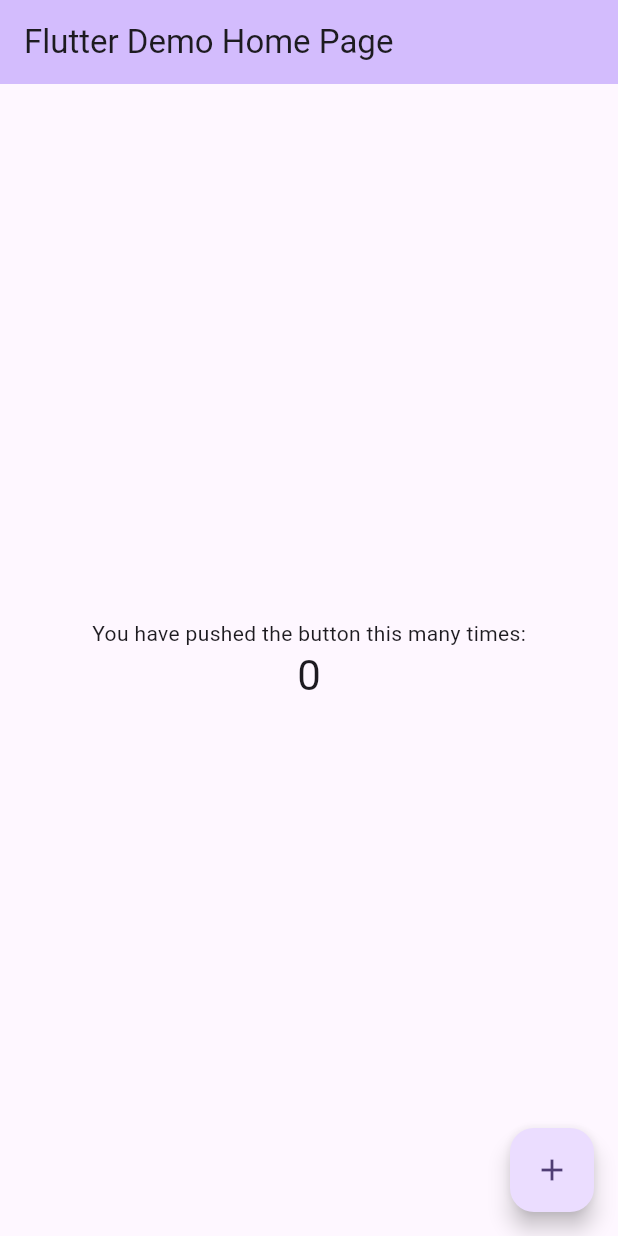
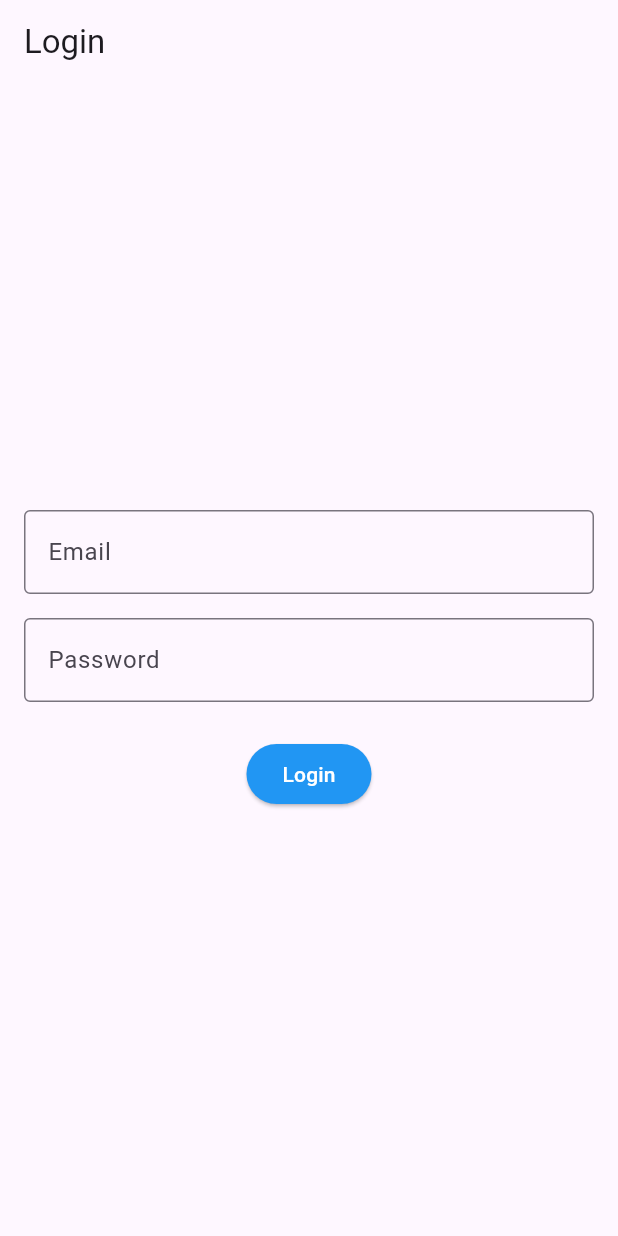
Before and after one commit to Yunielpturruellas89/gymnow, a Flutter app: the screen it shows after launch, on a phone screen of 412 x 824 dp. Run offline on Flutter 3.47's test engine with Material 3 defaults, Android fonts, the phone set to English and light mode, and no system bars; our stand-ins replace flutter_secure_storage; accounts and stored records are empty.

Commit message:
feat: Login screen

```diff
--- /dev/null
+++ b/lib/core/models/user.dart
@@ -0,0 +1,21 @@
+class User {
+  final String id;
+  final String email;
+  final String name;
+  final String token;
+
+  User(
+      {required this.id,
+      required this.email,
+      required this.name,
+      required this.token});
+
+  factory User.fromJson(Map<String, dynamic> json) {
+    return User(
+      id: json['id'].toString(),
+      email: json['email'],
+      name: json['name'],
+      token: json['token'],
+    );
+  }
+}
--- /dev/null
+++ b/lib/core/services/api_service.dart
@@ -0,0 +1,52 @@
+import 'dart:convert';
+import 'package:http/http.dart' as http;
+import 'package:gymnow/core/models/user.dart';
+import 'package:gymnow/core/services/secure_storage_service.dart';
+import 'package:gymnow/core/utils/app_constants.dart';
+
+class ApiService {
+  final SecureStorageService _secureStorageService = SecureStorageService();
+  static final ApiService _instance = ApiService._internal();
+
+  factory ApiService() {
+    return _instance;
+  }
+
+  ApiService._internal();
+
+  Future<dynamic> login(String email, String password) async {
+    final response = await http.post(
+      Uri.parse('${AppConstants.apiUrl}/login'), // Ensure apiUrl is defined
+      headers: {'Content-Type': 'application/json'},
+      body: jsonEncode({'email': email, 'password': password}),
+    );
+
+    if (response.statusCode == 200) {
+      return jsonDecode(response.body);
+    } else {
+      throw Exception('Failed to login: ${response.statusCode}');
+    }
+  }
+
+  Future<User> getUserInfo() async {
+    final token = await _secureStorageService.getToken();
+    if (token == null) {
+      throw Exception('No token found');
+    }
+
+    final response = await http.get(
+      Uri.parse('${AppConstants.apiUrl}/user'), // Endpoint to get user info
+      headers: {
+        'Authorization': 'Bearer $token',
+        'Content-Type': 'application/json'
+      },
+    );
+
+    if (response.statusCode == 200) {
+      final Map<String, dynamic> jsonResponse = jsonDecode(response.body);
+      return User.fromJson(jsonResponse);
+    } else {
+      throw Exception('Failed to get user info: ${response.statusCode}');
+    }
+  }
+}
--- /dev/null
+++ b/lib/core/services/secure_storage_service.dart
@@ -0,0 +1,17 @@
+import 'package:flutter_secure_storage/flutter_secure_storage.dart';
+
+class SecureStorageService {
+  final _storage = const FlutterSecureStorage();
+
+  Future<void> setToken(String token) async {
+    await _storage.write(key: 'auth_token', value: token);
+  }
+
+  Future<String?> getToken() async {
+    return await _storage.read(key: 'auth_token');
+  }
+
+  Future<void> deleteToken() async {
+    await _storage.delete(key: 'auth_token');
+  }
+}
--- /dev/null
+++ b/lib/core/utils/app_constants.dart
@@ -0,0 +1,4 @@
+class AppConstants {
+  static const String apiUrl =
+      'YOUR_API_URL'; // Replace with your actual API URL
+}
--- /dev/null
+++ b/lib/core/utils/app_theme.dart
@@ -0,0 +1,15 @@
+import 'package:flutter/material.dart';
+
+class AppTheme {
+  static ThemeData lightTheme = ThemeData(
+    brightness: Brightness.light,
+    primaryColor: Colors.blue,
+    // Define more light theme properties
+  );
+
+  static ThemeData darkTheme = ThemeData(
+    brightness: Brightness.dark,
+    primaryColor: Colors.blueGrey,
+    // Define more dark theme properties
+  );
+}
--- /dev/null
+++ b/lib/features/auth/models/login_request.dart
@@ -0,0 +1,10 @@
+class LoginRequest {
+  final String email;
+  final String password;
+
+  LoginRequest({required this.email, required this.password});
+
+  Map<String, dynamic> toJson() {
+    return {'email': email, 'password': password};
+  }
+}
--- /dev/null
+++ b/lib/features/auth/providers/auth_provider.dart
@@ -0,0 +1,64 @@
+import 'package:flutter/material.dart';
+import 'package:gymnow/core/models/user.dart';
+import 'package:gymnow/core/services/api_service.dart';
+import 'package:gymnow/core/services/secure_storage_service.dart';
+
+class AuthProvider with ChangeNotifier {
+  final ApiService _apiService = ApiService();
+  final SecureStorageService _secureStorageService = SecureStorageService();
+
+  User? _user;
+  User? get user => _user;
+
+  bool _isLoading = false;
+  bool get isLoading => _isLoading;
+
+  String? _errorMessage;
+  String? get errorMessage => _errorMessage;
+
+  Future<void> login(String email, String password) async {
+    _isLoading = true;
+    _errorMessage = null; // Clear previous errors
+    notifyListeners();
+
+    try {
+      final response =
+          await _apiService.login(email, password); // Changed from LoginRequest
+      final token = response['token'];
+      await _secureStorageService.setToken(token);
+      await loadUser(); // Load the user info after login
+    } catch (error) {
+      _errorMessage = error.toString();
+    } finally {
+      _isLoading = false;
+      notifyListeners();
+    }
+  }
+
+  Future<void> loadUser() async {
+    _isLoading = true;
+    _errorMessage = null;
+    notifyListeners();
+
+    try {
+      _user = await _apiService.getUserInfo();
+    } catch (error) {
+      _errorMessage = error.toString();
+      await _secureStorageService.deleteToken(); // Remove invalid token
+    } finally {
+      _isLoading = false;
+      notifyListeners();
+    }
+  }
+
+  Future<void> logout() async {
+    await _secureStorageService.deleteToken();
+    _user = null;
+    notifyListeners();
+  }
+
+  Future<bool> hasToken() async {
+    final token = await _secureStorageService.getToken();
+    return token != null;
+  }
+}
--- /dev/null
+++ b/lib/features/auth/viewmodels/login_viewmodel.dart
@@ -0,0 +1,19 @@
+import 'package:flutter/material.dart';
+
+class LoginViewModel with ChangeNotifier {
+  String _email = '';
+  String _password = '';
+
+  String get email => _email;
+  String get password => _password;
+
+  void setEmail(String email) {
+    _email = email;
+    notifyListeners();
+  }
+
+  void setPassword(String password) {
+    _password = password;
+    notifyListeners();
+  }
+}
--- /dev/null
+++ b/lib/features/auth/views/login_screen.dart
@@ -0,0 +1,116 @@
+import 'package:flutter/material.dart';
+import 'package:gymnow/features/home/views/home_screen.dart';
+import 'package:provider/provider.dart';
+import 'package:gymnow/features/auth/providers/auth_provider.dart';
+import 'package:gymnow/features/auth/viewmodels/login_viewmodel.dart';
+import 'package:gymnow/core/utils/app_theme.dart';
+
+class LoginScreen extends StatefulWidget {
+  const LoginScreen({super.key});
+
+  @override
+  _LoginScreenState createState() => _LoginScreenState();
+}
+
+class _LoginScreenState extends State<LoginScreen> {
+  final _emailController = TextEditingController();
+  final _passwordController = TextEditingController();
+
+  @override
+  void dispose() {
+    _emailController.dispose();
+    _passwordController.dispose();
+    super.dispose();
+  }
+
+  @override
+  Widget build(BuildContext context) {
+    final authProvider = Provider.of<AuthProvider>(context, listen: false);
+    final loginViewModel = Provider.of<LoginViewModel>(context, listen: false);
+    final theme = AppTheme.lightTheme; // Access the AppTheme
+
+    return Scaffold(
+      appBar: AppBar(
+        title: const Text('Login'),
+      ),
+      body: Padding(
+        padding: const EdgeInsets.all(16.0),
+        child: Column(
+          mainAxisAlignment: MainAxisAlignment.center,
+          children: [
+            TextField(
+              controller: _emailController,
+              keyboardType: TextInputType.emailAddress,
+              decoration: InputDecoration(
+                labelText: 'Email',
+                border: const OutlineInputBorder(),
+                focusedBorder: OutlineInputBorder(
+                  borderSide: BorderSide(
+                      color: theme.primaryColor), // Use the primary color
+                ),
+              ),
+              onChanged: (value) => loginViewModel.setEmail(value),
+            ),
+            const SizedBox(height: 16),
+            TextField(
+              controller: _passwordController,
+              obscureText: true,
+              decoration: InputDecoration(
+                labelText: 'Password',
+                border: const OutlineInputBorder(),
+                focusedBorder: OutlineInputBorder(
+                  borderSide: BorderSide(
+                      color: theme.primaryColor), // Use the primary color
+                ),
+              ),
+              onChanged: (value) => loginViewModel.setPassword(value),
+            ),
+            const SizedBox(height: 24),
+            ElevatedButton(
+              onPressed: authProvider.isLoading
+                  ? null
+                  : () async {
+                      try {
+                        await authProvider.login(
+                          loginViewModel.email,
+                          loginViewModel.password,
+                        );
+
+                        if (authProvider.user != null) {
+                          Navigator.pushReplacement(
+                            context,
+                            MaterialPageRoute(
+                                builder: (context) =>
+                                    const HomeScreen()), // Navigate to HomeScreen
+                          );
+                        } else if (authProvider.errorMessage != null) {
+                          ScaffoldMessenger.of(context).showSnackBar(
+                            SnackBar(
+                              content: Text(authProvider.errorMessage!),
+                              backgroundColor: Colors.red,
+                            ),
+                          );
+                        }
+                      } catch (error) {
+                        ScaffoldMessenger.of(context).showSnackBar(
+                          const SnackBar(
+                            content: Text('An unexpected error occurred.'),
+                            backgroundColor: Colors.red,
+                          ),
+                        );
+                      }
+                    },
+              style: ElevatedButton.styleFrom(
+                backgroundColor: theme.primaryColor, // Customize button color
+                foregroundColor: Colors.white,
+              ),
+              child: authProvider.isLoading
+                  ? const CircularProgressIndicator()
+                  : const Text('Login'),
+            ),
+          ],
+        ),
+      ),
+    );
+  }
+}
--- a/lib/main.dart
+++ b/lib/main.dart
@@ -1,128 +1,40 @@
 import 'package:flutter/material.dart';
-import 'package:flutter_dotenv/flutter_dotenv.dart';
+import 'package:provider/provider.dart';
+import 'package:gymnow/features/auth/providers/auth_provider.dart';
+import 'package:gymnow/features/auth/viewmodels/login_viewmodel.dart';
+import 'package:gymnow/features/auth/views/splash_screen.dart'; // Import SplashScreen
+import 'package:gymnow/features/auth/views/login_screen.dart';
+import 'package:gymnow/features/home/views/home_screen.dart';
+import 'package:gymnow/core/utils/app_theme.dart';
 
-Future<void> main() async {
-  await dotenv.load();
-  //final apiUrl = dotenv.env['API_URL'];
+void main() {
   runApp(const MyApp());
 }
 
 class MyApp extends StatelessWidget {
   const MyApp({super.key});
 
-  // This widget is the root of your application.
   @override
   Widget build(BuildContext context) {
-    return MaterialApp(
-      title: 'Flutter Demo',
-      theme: ThemeData(
-        // This is the theme of your application.
-        //
-        // TRY THIS: Try running your application with "flutter run". You'll see
-        // the application has a purple toolbar. Then, without quitting the app,
-        // try changing the seedColor in the colorScheme below to Colors.green
-        // and then invoke "hot reload" (save your changes or press the "hot
-        // reload" button in a Flutter-supported IDE, or press "r" if you used
-        // the command line to start the app).
-        //
-        // Notice that the counter didn't reset back to zero; the application
-        // state is not lost during the reload. To reset the state, use hot
-        // restart instead.
-        //
-        // This works for code too, not just values: Most code changes can be
-        // tested with just a hot reload.
-        colorScheme: ColorScheme.fromSeed(seedColor: Colors.deepPurple),
-        useMaterial3: true,
+    return MultiProvider(
+      providers: [
+        ChangeNotifierProvider(create: (_) => AuthProvider()),
+        ChangeNotifierProvider(
+            create: (_) => LoginViewModel()), // Provider for LoginViewModel
+      ],
+      child: MaterialApp(
+        title: 'My App',
+        theme: AppTheme.lightTheme, // Use lightTheme by default
+        darkTheme: AppTheme.darkTheme, // Use darkTheme
+        themeMode: ThemeMode.system,
+        initialRoute: '/',
+        routes: {
+          '/': (context) =>
+              const SplashScreen(), // Set SplashScreen as initial route
+          '/login': (context) => const LoginScreen(), // Define login route
+          '/home': (context) => const HomeScreen(), // Define home route
+        },
       ),
-      home: const MyHomePage(title: 'Flutter Demo Home Page'),
     );
   }
 }
-
-class MyHomePage extends StatefulWidget {
-  const MyHomePage({super.key, required this.title});
-
-  // This widget is the home page of your application. It is stateful, meaning
-  // that it has a State object (defined below) that contains fields that affect
-  // how it looks.
-
-  // This class is the configuration for the state. It holds the values (in this
-  // case the title) provided by the parent (in this case the App widget) and
-  // used by the build method of the State. Fields in a Widget subclass are
-  // always marked "final".
-
-  final String title;
-
-  @override
-  State<MyHomePage> createState() => _MyHomePageState();
-}
-
-class _MyHomePageState extends State<MyHomePage> {
-  int _counter = 0;
-
-  void _incrementCounter() {
-    setState(() {
-      // This call to setState tells the Flutter framework that something has
-      // changed in this State, which causes it to rerun the build method below
-      // so that the display can reflect the updated values. If we changed
-      // _counter without calling setState(), then the build method would not be
-      // called again, and so nothing would appear to happen.
-      _counter++;
-    });
-  }
-
-  @override
-  Widget build(BuildContext context) {
-    // This method is rerun every time setState is called, for instance as done
-    // by the _incrementCounter method above.
-    //
-    // The Flutter framework has been optimized to make rerunning build methods
-    // fast, so that you can just rebuild anything that needs updating rather
-    // than having to individually change instances of widgets.
-    return Scaffold(
-      appBar: AppBar(
-        // TRY THIS: Try changing the color here to a specific color (to
-        // Colors.amber, perhaps?) and trigger a hot reload to see the AppBar
-        // change color while the other colors stay the same.
-        backgroundColor: Theme.of(context).colorScheme.inversePrimary,
-        // Here we take the value from the MyHomePage object that was created by
-        // the App.build method, and use it to set our appbar title.
-        title: Text(widget.title),
-      ),
-      body: Center(
-        // Center is a layout widget. It takes a single child and positions it
-        // in the middle of the parent.
-        child: Column(
-          // Column is also a layout widget. It takes a list of children and
-          // arranges them vertically. By default, it sizes itself to fit its
-          // children horizontally, and tries to be as tall as its parent.
-          //
-          // Column has various properties to control how it sizes itself and
-          // how it positions its children. Here we use mainAxisAlignment to
-          // center the children vertically; the main axis here is the vertical
-          // axis because Columns are vertical (the cross axis would be
-          // horizontal).
-          //
-          // TRY THIS: Invoke "debug painting" (choose the "Toggle Debug Paint"
-          // action in the IDE, or press "p" in the console), to see the
-          // wireframe for each widget.
-          mainAxisAlignment: MainAxisAlignment.center,
-          children: <Widget>[
-            const Text(
-              'You have pushed the button this many times:',
-            ),
-            Text(
-              '$_counter',
-              style: Theme.of(context).textTheme.headlineMedium,
-            ),
-          ],
-        ),
-      ),
-      floatingActionButton: FloatingActionButton(
-        onPressed: _incrementCounter,
-        tooltip: 'Increment',
-        child: const Icon(Icons.add),
-      ), // This trailing comma makes auto-formatting nicer for build methods.
-    );
-  }
-}
--- a/pubspec.yaml
+++ b/pubspec.yaml
@@ -35,6 +35,9 @@ dependencies:
   # Use with the CupertinoIcons class for iOS style icons.
   cupertino_icons: ^1.0.6
   flutter_dotenv: ^5.0.2
+  http: ^1.4.0
+  flutter_secure_storage: ^9.2.4
+  provider: ^6.1.5
 
 dev_dependencies:
   flutter_test:
```
Also changed, not shown: lib/features/auth/models/login_response.dart (added, +9 -0 lines), lib/features/auth/views/splash_screen.dart (added, +66 -0 lines), lib/features/home/views/home_screen.dart (added, +33 -0 lines), pubspec.lock, 9 other files.
